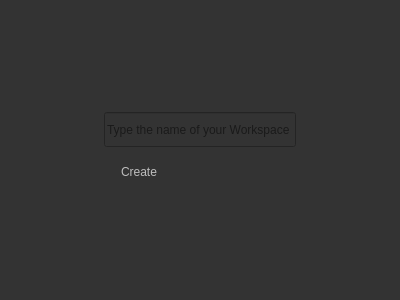
This is src/ui/workspace_landing_page.ui in ligerr13/PE_Spectroradiometer as Qt 5 draws it before an edit. The edited form follows.
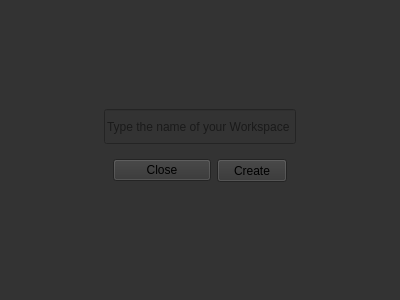
This is the edited form.

What changed in the file:
```diff
--- a/src/ui/workspace_landing_page.ui
+++ b/src/ui/workspace_landing_page.ui
@@ -14,8 +14,37 @@
    <string>Form</string>
   </property>
   <property name="styleSheet">
-   <string notr="true">background-color: rgb(51, 51, 51);
-</string>
+   <string notr="true">QWidget {background-color: rgb(51, 51, 51);}
+QLineEdit {
+border: 1px solid: grey;
+border-radius: 3px;
+selection-color: yellow;
+selection-background-color: blue;
+}
+QPushButton {
+font: 570 10pt &quot;Consolas&quot;;
+color: 	rgb(190, 190, 190);
+padding: 5 5 5 5;
+margin: 0 0 -1 0;
+}
+QPushButton:hover {
+			color: white;
+        }
+QPushButton:checked  {
+		border: 0px;
+		border-radius: 0px;
+		border-bottom: 5px solid  rgb(63, 101, 255);
+		color: white;
+}
+QPushButton:unchecked  {
+		border: 0px;
+		background-color: transparent;
+		color: 	rgb(171, 171, 171);
+}
+QToolTip{ 
+		font: 12pt;
+		color: rgb(100, 100, 100);
+}</string>
   </property>
   <layout class="QGridLayout" name="gridLayout">
    <item row="0" column="0">
@@ -27,6 +56,38 @@
       </size>
      </property>
      <layout class="QGridLayout" name="gridLayout_3">
+      <item row="1" column="0">
+       <widget class="QWidget" name="widget_2" native="true">
+        <layout class="QHBoxLayout" name="horizontalLayout">
+         <item>
+          <widget class="QPushButton" name="closeButton">
+           <property name="text">
+            <string>Close</string>
+           </property>
+          </widget>
+         </item>
+         <item>
+          <widget class="QPushButton" name="createWSButton">
+           <property name="maximumSize">
+            <size>
+             <width>70</width>
+             <height>30</height>
+            </size>
+           </property>
+           <property name="cursor">
+            <cursorShape>PointingHandCursor</cursorShape>
+           </property>
+           <property name="styleSheet">
+            <string notr="true"/>
+           </property>
+           <property name="text">
+            <string>Create</string>
+           </property>
+          </widget>
+         </item>
+        </layout>
+       </widget>
+      </item>
       <item row="0" column="0">
        <widget class="QLineEdit" name="lineEdit">
         <property name="minimumSize">
@@ -46,50 +107,6 @@
         </property>
        </widget>
       </item>
-      <item row="1" column="0">
-       <widget class="QPushButton" name="createWSButton">
-        <property name="maximumSize">
-         <size>
-          <width>70</width>
-          <height>30</height>
-         </size>
-        </property>
-        <property name="cursor">
-         <cursorShape>PointingHandCursor</cursorShape>
-        </property>
-        <property name="styleSheet">
-         <string notr="true">QWidget {border: 0;}
-
-QPushButton {
-font: 570 10pt &quot;Consolas&quot;;
-color: 	rgb(190, 190, 190);
-padding: 5 5 5 5;
-margin: 0 0 -1 0;
-}
-QPushButton:hover {
-			color: white;
-        }
-QPushButton:checked  {
-		border: 0px;
-		border-radius: 0px;
-		border-bottom: 5px solid  rgb(63, 101, 255);
-		color: white;
-}
-QPushButton:unchecked  {
-		border: 0px;
-		background-color: transparent;
-		color: 	rgb(171, 171, 171);
-}
-QToolTip{ 
-		font: 12pt;
-		color: rgb(100, 100, 100);
-}</string>
-        </property>
-        <property name="text">
-         <string>Create</string>
-        </property>
-       </widget>
-      </item>
      </layout>
     </widget>
    </item>
```
